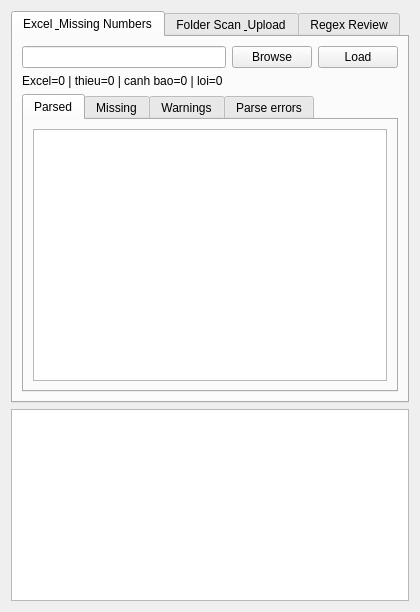
This is ui_qt/forms/main_window.ui in minhnhatnguyen6297-a11y/upload_lab as Qt 5 draws it before an edit. The edited form follows.
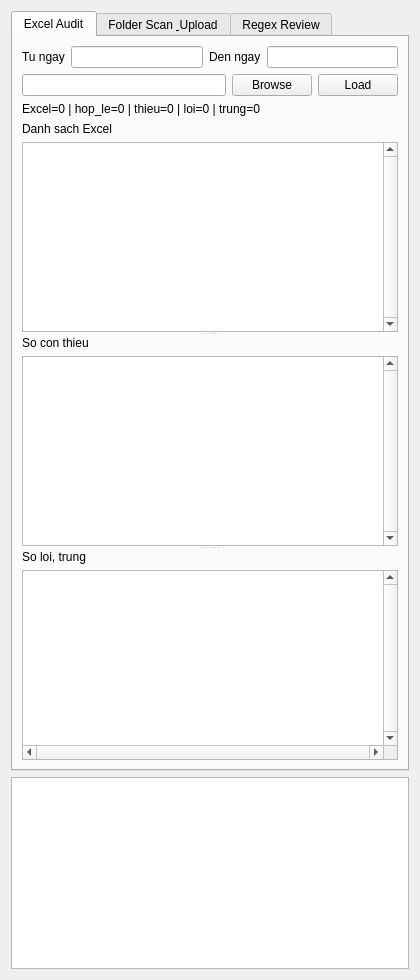
This is the edited form.

Commit message: rebuild Qt Excel audit tab

Patch:
```diff
--- a/ui_qt/forms/main_window.ui
+++ b/ui_qt/forms/main_window.ui
@@ -10,9 +10,33 @@
      </property>
      <widget class="QWidget" name="excelTab">
       <attribute name="title">
-       <string>Excel &amp; Missing Numbers</string>
+       <string>Excel Audit</string>
       </attribute>
       <layout class="QVBoxLayout" name="excelLayout">
+       <item>
+        <layout class="QHBoxLayout" name="excelDateLayout">
+         <item>
+          <widget class="QLabel" name="fromDateLabel">
+           <property name="text">
+            <string>Tu ngay</string>
+           </property>
+          </widget>
+         </item>
+         <item>
+          <widget class="QLineEdit" name="fromDateEdit"/>
+         </item>
+         <item>
+          <widget class="QLabel" name="toDateLabel">
+           <property name="text">
+            <string>Den ngay</string>
+           </property>
+          </widget>
+         </item>
+         <item>
+          <widget class="QLineEdit" name="toDateEdit"/>
+         </item>
+        </layout>
+       </item>
        <item>
         <layout class="QHBoxLayout" name="excelPathLayout">
          <item>
@@ -37,79 +61,86 @@
        <item>
         <widget class="QLabel" name="excelSummaryLabel">
          <property name="text">
-          <string>Excel=0 | thieu=0 | canh bao=0 | loi=0</string>
+          <string>Excel=0 | hop_le=0 | thieu=0 | loi=0 | trung=0</string>
          </property>
         </widget>
        </item>
        <item>
-        <widget class="QTabWidget" name="excelResultTabs">
-         <property name="currentIndex">
-          <number>0</number>
+        <widget class="QSplitter" name="excelSplitter">
+         <property name="orientation">
+          <enum>Qt::Vertical</enum>
          </property>
-         <widget class="QWidget" name="parsedExcelTab">
-          <attribute name="title">
-           <string>Parsed</string>
-          </attribute>
-          <layout class="QVBoxLayout" name="parsedExcelLayout">
+         <widget class="QWidget" name="excelDisplayPanel">
+          <layout class="QVBoxLayout" name="excelDisplayLayout">
            <item>
-            <widget class="QTableWidget" name="parsedExcelTable">
-             <property name="columnCount">
-              <number>0</number>
+            <widget class="QLabel" name="excelDisplayLabel">
+             <property name="text">
+              <string>Danh sach Excel</string>
              </property>
-             <property name="rowCount">
-              <number>0</number>
-             </property>
             </widget>
            </item>
-          </layout>
-         </widget>
-         <widget class="QWidget" name="missingExcelTab">
-          <attribute name="title">
-           <string>Missing</string>
-          </attribute>
-          <layout class="QVBoxLayout" name="missingExcelLayout">
            <item>
-            <widget class="QTableWidget" name="missingExcelTable">
+            <widget class="QTableWidget" name="excelDisplayTable">
              <property name="columnCount">
               <number>0</number>
              </property>
              <property name="rowCount">
               <number>0</number>
              </property>
+             <property name="verticalScrollBarPolicy">
+              <enum>Qt::ScrollBarAlwaysOn</enum>
+             </property>
             </widget>
            </item>
           </layout>
          </widget>
-         <widget class="QWidget" name="excelWarningTab">
-          <attribute name="title">
-           <string>Warnings</string>
-          </attribute>
-          <layout class="QVBoxLayout" name="excelWarningLayout">
+         <widget class="QWidget" name="excelMissingPanel">
+          <layout class="QVBoxLayout" name="excelMissingLayout">
            <item>
-            <widget class="QTableWidget" name="excelWarningTable">
+            <widget class="QLabel" name="excelMissingLabel">
+             <property name="text">
+              <string>So con thieu</string>
+             </property>
+            </widget>
+           </item>
+           <item>
+            <widget class="QTableWidget" name="excelMissingTable">
              <property name="columnCount">
               <number>0</number>
              </property>
              <property name="rowCount">
               <number>0</number>
              </property>
+             <property name="verticalScrollBarPolicy">
+              <enum>Qt::ScrollBarAlwaysOn</enum>
+             </property>
             </widget>
            </item>
           </layout>
          </widget>
-         <widget class="QWidget" name="excelParseErrorTab">
-          <attribute name="title">
-           <string>Parse errors</string>
-          </attribute>
-          <layout class="QVBoxLayout" name="excelParseErrorLayout">
+         <widget class="QWidget" name="excelIssuePanel">
+          <layout class="QVBoxLayout" name="excelIssueLayout">
            <item>
-            <widget class="QTableWidget" name="excelParseErrorTable">
+            <widget class="QLabel" name="excelIssueLabel">
+             <property name="text">
+              <string>So loi, trung</string>
+             </property>
+            </widget>
+           </item>
+           <item>
+            <widget class="QTableWidget" name="excelIssueTable">
              <property name="columnCount">
               <number>0</number>
              </property>
              <property name="rowCount">
               <number>0</number>
              </property>
+             <property name="verticalScrollBarPolicy">
+              <enum>Qt::ScrollBarAlwaysOn</enum>
+             </property>
+             <property name="horizontalScrollBarPolicy">
+              <enum>Qt::ScrollBarAlwaysOn</enum>
+             </property>
             </widget>
            </item>
           </layout>
```
Left out of the diff: 2 changed lines with no effect on the pictures. The commit also changes 3 other files.
